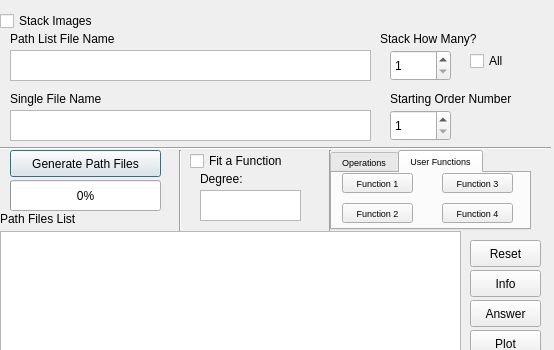
Qt form SecondGui.ui (tboudreaux/PHY-2002) before a commit; both pictures show x 0 to 554 and y 0 to 350 of the 554 by 774 pixel window.
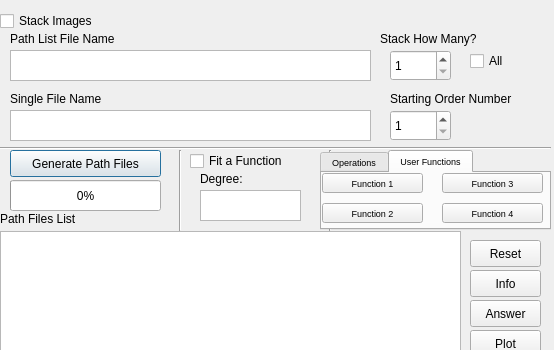
The same form after that commit. The open tabs and pages were chosen to show the change.

Patch:
```diff
--- a/SecondGui.ui
+++ b/SecondGui.ui
@@ -207,7 +207,7 @@
     <rect>
      <x>0</x>
      <y>210</y>
-     <width>91</width>
+     <width>111</width>
      <height>17</height>
     </rect>
    </property>
@@ -424,9 +424,9 @@
   <widget class="QTabWidget" name="tabWidget">
    <property name="geometry">
     <rect>
-     <x>330</x>
+     <x>320</x>
      <y>150</y>
-     <width>201</width>
+     <width>231</width>
      <height>80</height>
     </rect>
    </property>
@@ -502,9 +502,9 @@
     <widget class="QPushButton" name="UserFunction2">
      <property name="geometry">
       <rect>
-       <x>10</x>
+       <x>0</x>
        <y>30</y>
-       <width>71</width>
+       <width>101</width>
        <height>20</height>
       </rect>
      </property>
@@ -515,9 +515,9 @@
     <widget class="QPushButton" name="UseFunction1">
      <property name="geometry">
       <rect>
-       <x>10</x>
+       <x>0</x>
        <y>0</y>
-       <width>71</width>
+       <width>101</width>
        <height>20</height>
       </rect>
      </property>
@@ -528,9 +528,9 @@
     <widget class="QPushButton" name="UserFuntion3">
      <property name="geometry">
       <rect>
-       <x>110</x>
+       <x>120</x>
        <y>0</y>
-       <width>71</width>
+       <width>101</width>
        <height>20</height>
       </rect>
      </property>
@@ -541,9 +541,9 @@
     <widget class="QPushButton" name="userFuntion4">
      <property name="geometry">
       <rect>
-       <x>110</x>
+       <x>120</x>
        <y>30</y>
-       <width>71</width>
+       <width>101</width>
        <height>20</height>
       </rect>
      </property>
```
Left out of the diff: 14 changed lines with no effect on the pictures.
